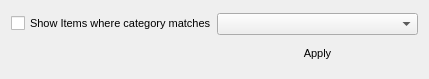
The window that filecategoryfilter.ui (pjrinaldi/wombatforensics) describes before a commit, drawn with Qt 5.
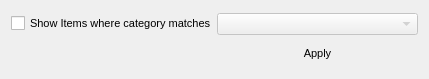
The same window after the commit.

Commit message: all file types are updated. i need to add boxes around apply for some and fix the update issue when its already checked..

What changed in the file:
```diff
--- a/filecategoryfilter.ui
+++ b/filecategoryfilter.ui
@@ -50,6 +50,9 @@
    </item>
    <item row="0" column="1">
     <widget class="QComboBox" name="categorycomboBox">
+     <property name="enabled">
+      <bool>false</bool>
+     </property>
      <property name="editable">
       <bool>false</bool>
      </property>
```
Left out of the diff: 19 changed lines with no effect on the pictures. The commit also changes 2 other files.
